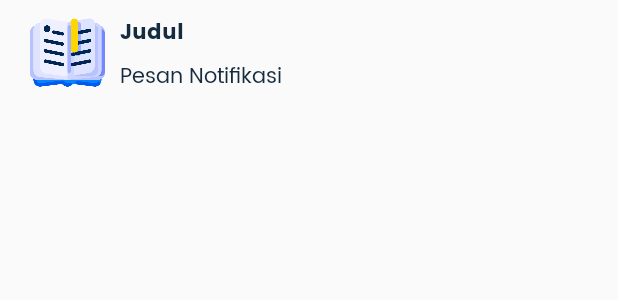
After one commit to albertusadrian7/Tugas23-GITS-SI, an Android app: the layout notification.xml on its own in the app's theme, with its tools: preview values and no code run, on a phone screen of 412 x 824 dp. The commit adds this screen. Shown: the top 300 px of the screen. Run offline under Robolectric (Android 15) with nearby library versions, the phone set to English and light mode, and no system bars.

Commit message:
Tugas 21: Menambahkan push notification dengan Firebase Cloud Messaging

```diff
--- /dev/null
+++ b/app/src/main/res/layout/notification.xml
@@ -0,0 +1,55 @@
+<?xml version="1.0" encoding="utf-8"?>
+<androidx.constraintlayout.widget.ConstraintLayout xmlns:android="http://schemas.android.com/apk/res/android"
+    xmlns:app="http://schemas.android.com/apk/res-auto"
+    xmlns:tools="http://schemas.android.com/tools"
+    android:id="@+id/notification"
+    android:layout_width="match_parent"
+    android:layout_height="match_parent">
+
+    <androidx.constraintlayout.widget.ConstraintLayout
+        android:layout_width="match_parent"
+        android:layout_height="wrap_content"
+        app:layout_constraintEnd_toEndOf="parent"
+        app:layout_constraintHorizontal_bias="0.0"
+        app:layout_constraintStart_toStartOf="parent"
+        app:layout_constraintTop_toTopOf="parent">
+
+        <ImageView
+            android:id="@+id/imageView"
+            android:layout_width="50dp"
+            android:layout_height="50dp"
+            android:layout_marginTop="10dp"
+            android:layout_marginStart="20dp"
+            android:layout_marginBottom="10dp"
+            app:layout_constraintBottom_toBottomOf="parent"
+            app:layout_constraintStart_toStartOf="parent"
+            app:layout_constraintTop_toTopOf="parent"
+            app:layout_constraintVertical_bias="0.0"
+            app:srcCompat="@drawable/novel" />
+
+        <TextView
+            android:id="@+id/notifTitle"
+            android:layout_width="wrap_content"
+            android:layout_height="wrap_content"
+            android:layout_marginStart="10dp"
+            android:fontFamily="@font/poppins_bold"
+            android:text="Judul"
+            android:textColor="@color/dark_blue"
+            android:textSize="14sp"
+            app:layout_constraintStart_toEndOf="@+id/imageView"
+            app:layout_constraintTop_toTopOf="@+id/imageView" />
+
+        <TextView
+            android:id="@+id/notifMessage"
+            android:layout_width="wrap_content"
+            android:layout_height="wrap_content"
+            android:layout_marginStart="10dp"
+            android:layout_marginTop="5dp"
+            android:text="Pesan Notifikasi"
+            android:fontFamily="@font/poppins"
+            android:textColor="@color/dark_blue"
+            app:layout_constraintStart_toEndOf="@+id/imageView"
+            app:layout_constraintTop_toBottomOf="@+id/notifTitle" />
+    </androidx.constraintlayout.widget.ConstraintLayout>
+
+</androidx.constraintlayout.widget.ConstraintLayout>
--- a/build.gradle
+++ b/build.gradle
@@ -7,10 +7,12 @@ buildscript {
     dependencies {
         classpath "com.android.tools.build:gradle:7.0.0"
         classpath "org.jetbrains.kotlin:kotlin-gradle-plugin:1.5.31"
-
+        // Dependencies untuk Firebase
+        classpath 'com.google.gms:google-services:4.3.10'
         // NOTE: Do not place your application dependencies here; they belong
         // in the individual module build.gradle files
     }
+
 }
 
 task clean(type: Delete) {
```
Also changed, not shown: app/build.gradle (+10 -1 lines), app/src/main/AndroidManifest.xml (+17 -0 lines), app/src/main/java/android/kotlin/bookstore/LoginActivity.kt (+16 -1 lines), app/src/main/java/android/kotlin/bookstore/MyFirebaseMessagingService.kt (added, +65 -0 lines), app/src/main/java/android/kotlin/bookstore/service/RetrofitImage.kt (+4 -5 lines), 1 other file.
